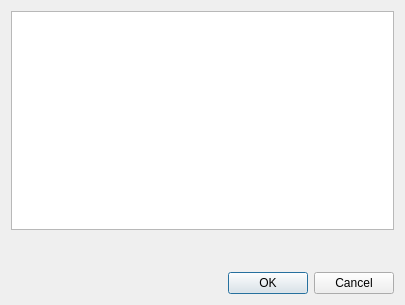
Qt form src/librssguard/gui/dialogs/formaddaccount.ui (martinrotter/rssguard) before a commit.
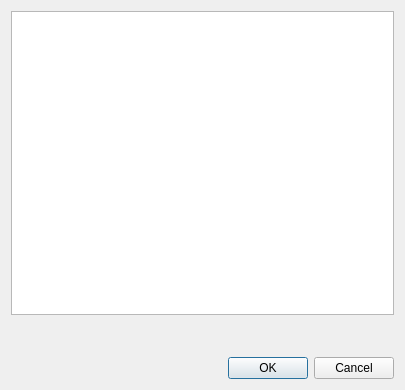
The same form after that commit.

What changed in the file:
```diff
--- a/src/librssguard/gui/dialogs/formaddaccount.ui
+++ b/src/librssguard/gui/dialogs/formaddaccount.ui
@@ -7,7 +7,7 @@
     <x>0</x>
     <y>0</y>
     <width>405</width>
-    <height>305</height>
+    <height>390</height>
    </rect>
   </property>
   <property name="windowTitle">
```
